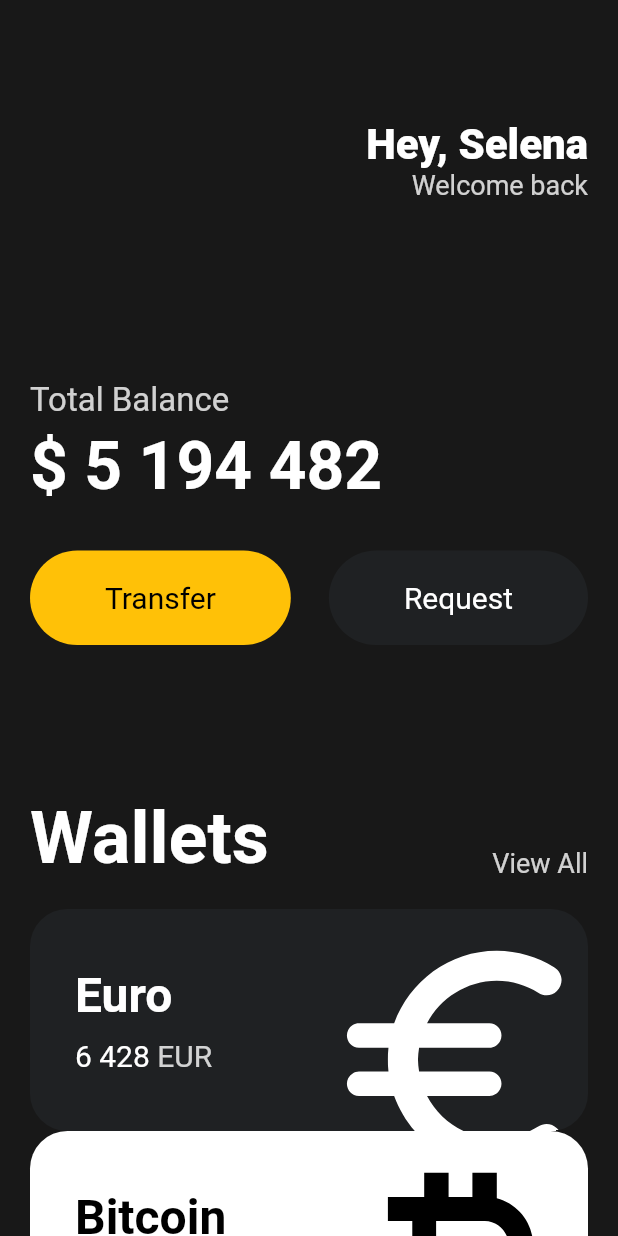
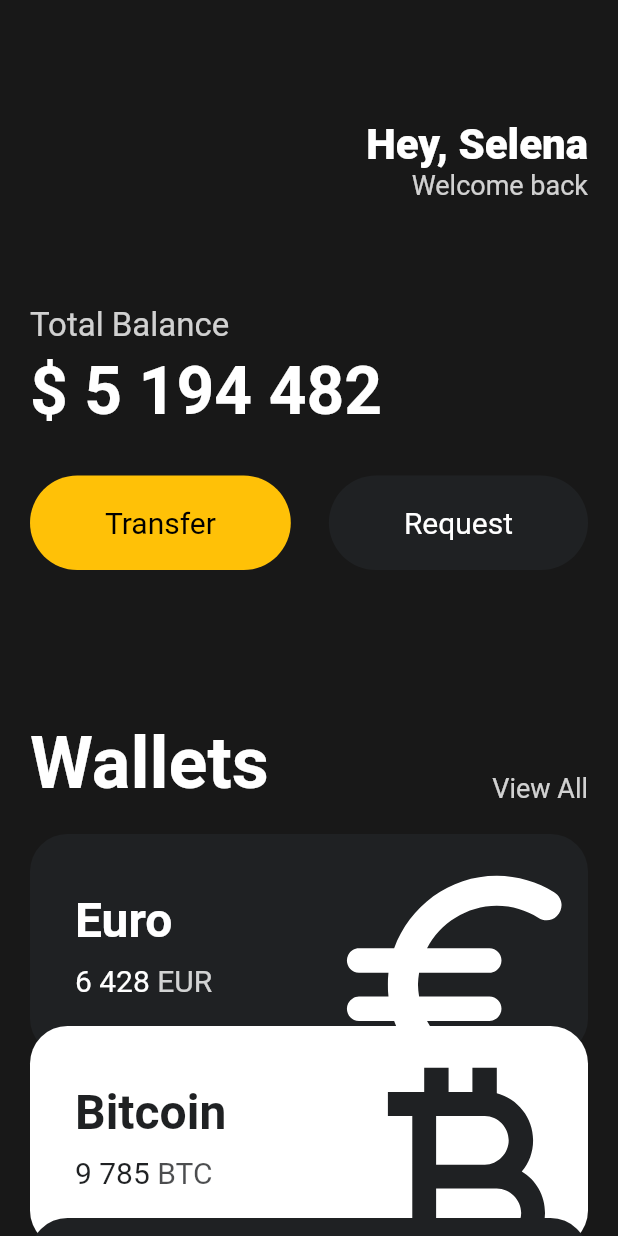
Before and after one commit to raymondanythings/toonflix, a Flutter app: the screen it shows after launch, on a phone screen of 412 x 824 dp. Run offline on Flutter 3.47's test engine with Material 2 defaults, Android fonts, the phone set to English and light mode, and no system bars.

Commit message:
currency card

```diff
--- a/lib/main.dart
+++ b/lib/main.dart
@@ -14,7 +14,8 @@ class App extends StatelessWidget {
     return MaterialApp(
       home: Scaffold(
         backgroundColor: const Color(0xFF181818),
-        body: Padding(
+        body: SingleChildScrollView(
+          child: Padding(
             padding: const EdgeInsets.symmetric(
               horizontal: 20,
             ),
@@ -50,7 +51,7 @@ class App extends StatelessWidget {
                   ],
                 ),
                 const SizedBox(
-                height: 120,
+                  height: 70,
                 ),
                 Text(
                   "Total Balance",
@@ -121,14 +122,27 @@ class App extends StatelessWidget {
                   amount: '6 428',
                   icon: Icons.euro_rounded,
                 ),
-              const CurrencyCard(
+                Transform.translate(
+                  offset: const Offset(0, -20),
+                  child: const CurrencyCard(
                     name: 'Bitcoin',
                     code: 'BTC',
                     amount: '9 785',
                     icon: Icons.currency_bitcoin,
                     isInverted: true,
-              )
+                  ),
+                ),
+                Transform.translate(
+                  offset: const Offset(0, -40),
+                  child: const CurrencyCard(
+                    name: 'Dollar',
+                    code: 'USD',
+                    amount: '428',
+                    icon: Icons.attach_money_outlined,
+                  ),
+                ),
               ],
+            ),
           ),
         ),
       ),
--- a/lib/widgets/currentcy_card.dart
+++ b/lib/widgets/currentcy_card.dart
@@ -4,6 +4,8 @@ class CurrencyCard extends StatelessWidget {
   final String name, code, amount;
   final IconData icon;
   final bool isInverted;
+
+  final _blackColor = const Color(0xFF1F2123);
 
   const CurrencyCard({
     super.key,
@@ -16,11 +18,11 @@ class CurrencyCard extends StatelessWidget {
 
   @override
   Widget build(BuildContext context) {
-    var textColor = isInverted ? Colors.black : Colors.white;
+    var textColor = isInverted ? _blackColor : Colors.white;
     return Container(
       clipBehavior: Clip.hardEdge,
       decoration: BoxDecoration(
-        color: isInverted ? Colors.white : const Color(0xFF1F2123),
+        color: isInverted ? Colors.white : _blackColor,
         borderRadius: BorderRadius.circular(25),
       ),
       child: Padding(
```
Lines whose indentation alone changed are shown as unchanged.
